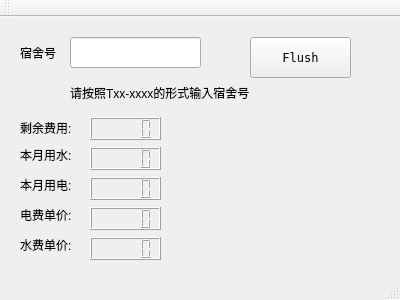
Qt form mainwindow.ui (Aaron19960821/JNUElectricFee) before a commit.
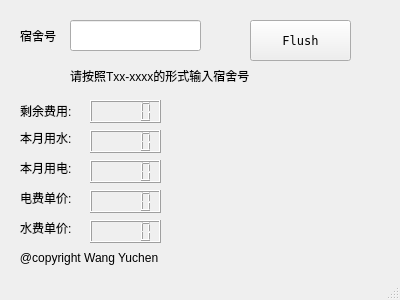
The same form after that commit. Icons and pictures are not drawn.

Diff of the .ui file:
```diff
--- a/mainwindow.ui
+++ b/mainwindow.ui
@@ -183,14 +183,19 @@
      </rect>
     </property>
    </widget>
-  </widget>
-  <widget class="QToolBar" name="mainToolBar">
-   <attribute name="toolBarArea">
-    <enum>TopToolBarArea</enum>
-   </attribute>
-   <attribute name="toolBarBreak">
-    <bool>false</bool>
-   </attribute>
+   <widget class="QLabel" name="label_2">
+    <property name="geometry">
+     <rect>
+      <x>10</x>
+      <y>250</y>
+      <width>171</width>
+      <height>16</height>
+     </rect>
+    </property>
+    <property name="text">
+     <string>   @copyright Wang Yuchen</string>
+    </property>
+   </widget>
   </widget>
   <widget class="QStatusBar" name="statusBar"/>
  </widget>
```
Left out of the diff: 4 changed lines with no effect on the pictures.
